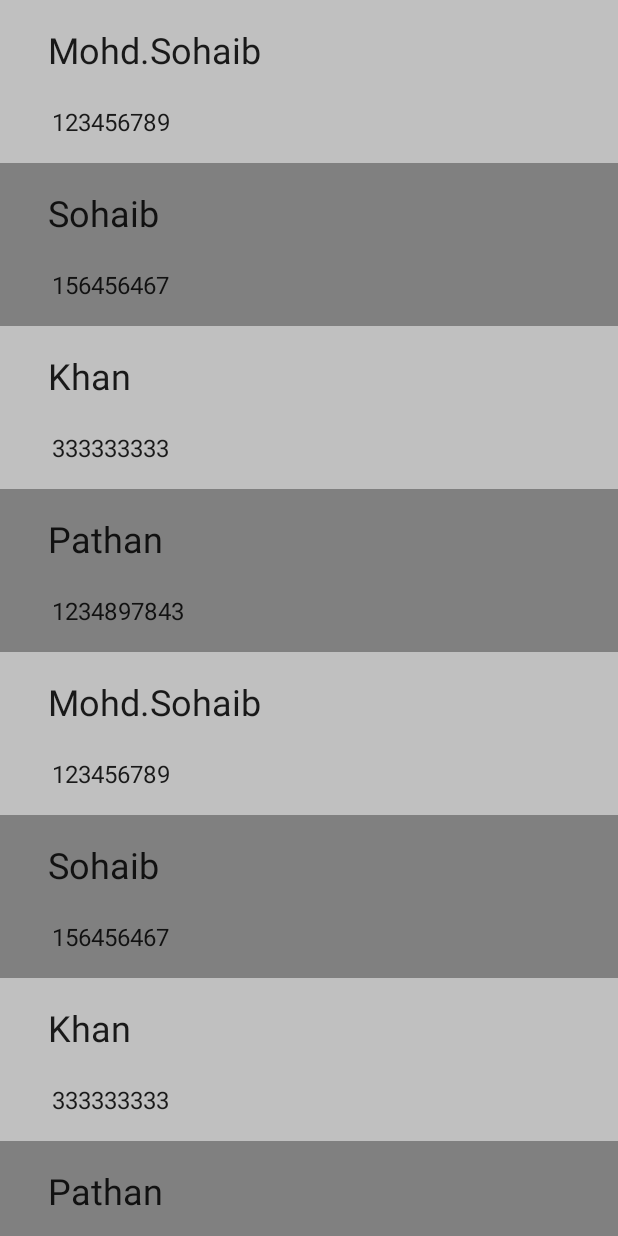
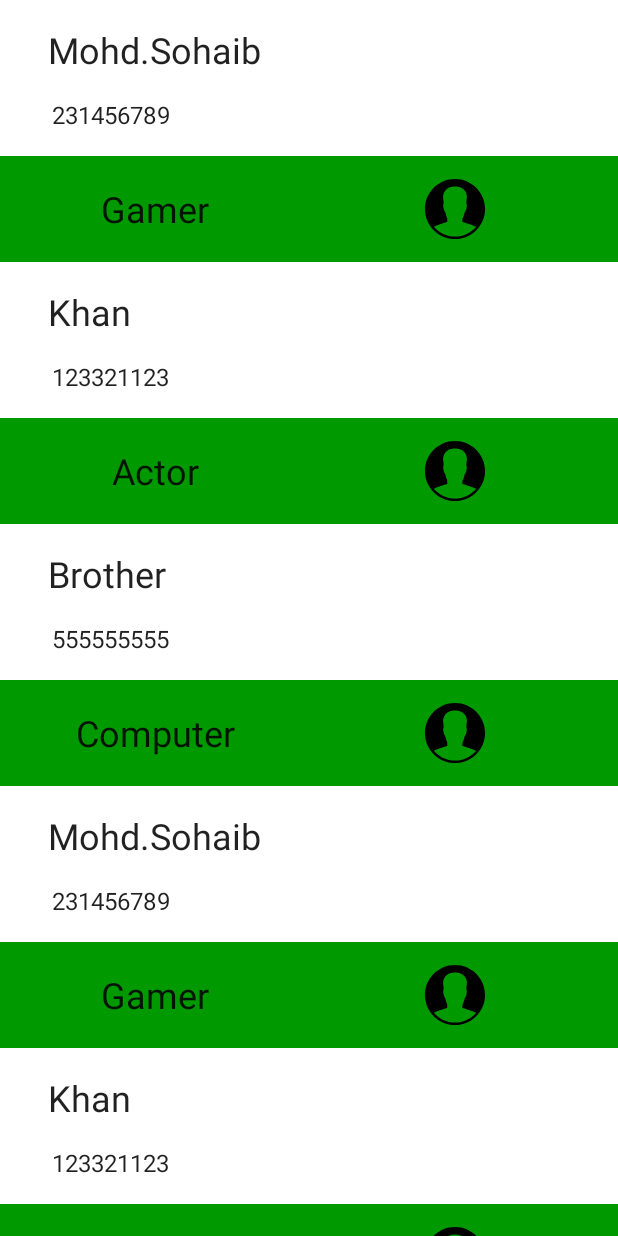
Before and after one commit to Mohd-Sohaib/MultipleView_RecycylerView, an Android app: the screen it shows after launch (MainActivity), on a phone screen of 412 x 824 dp. Run offline under Robolectric (Android 15) with nearby library versions, the phone set to English and light mode, and no system bars.

Commit message:
Add multiView and did some other changes

```diff
--- a/app/src/main/java/com/mohdsohaib/viewbindingrecyclerview/MainActivity.kt
+++ b/app/src/main/java/com/mohdsohaib/viewbindingrecyclerview/MainActivity.kt
@@ -3,28 +3,66 @@ package com.mohdsohaib.viewbindingrecyclerview
 import androidx.appcompat.app.AppCompatActivity
 import android.os.Bundle
 import androidx.recyclerview.widget.LinearLayoutManager
+import com.mohdsohaib.viewbindingrecyclerview.MyAdapter.Companion.FIRST_VIEW
+import com.mohdsohaib.viewbindingrecyclerview.MyAdapter.Companion.SECOND_VIEW
+import com.mohdsohaib.viewbindingrecyclerview.databinding.ActivityMainBinding
 import kotlinx.android.synthetic.main.activity_main.*
 
 class MainActivity : AppCompatActivity() {
+
+    private lateinit var binding: ActivityMainBinding
+
     override fun onCreate(savedInstanceState: Bundle?) {
         super.onCreate(savedInstanceState)
-        setContentView(R.layout.activity_main)
+        binding = ActivityMainBinding.inflate(layoutInflater)
+        setContentView(binding.root)
+        initView()
+    }
 
-        val contactObjects = mutableListOf<contact>()
-        contactObjects.add(contact("Mohd.Sohaib", 123456789))
-        contactObjects.add(contact("Sohaib", 156456467))
-        contactObjects.add(contact("Khan", 333333333))
-        contactObjects.add(contact("Pathan", 1234897843))
-        contactObjects.add(contact("Mohd.Sohaib", 123456789))
-        contactObjects.add(contact("Sohaib", 156456467))
-        contactObjects.add(contact("Khan", 333333333))
-        contactObjects.add(contact("Pathan", 1234897843))
-        contactObjects.add(contact("Mohd.Sohaib", 123456789))
-        contactObjects.add(contact("Sohaib", 156456467))
-        contactObjects.add(contact("Khan", 333333333))
-        contactObjects.add(contact("Pathan", 1234897843))
-        contact_list.adapter = MyAdapter(contactObjects)
-        contact_list.layoutManager = LinearLayoutManager(this)
+    private fun initView() {
+         binding.recyclerView.layoutManager = LinearLayoutManager(this@MainActivity)
+         binding.recyclerView.adapter = MyAdapter(getList())
+    }
 
+    private fun getList() : List<contact_data>{
+        return listOf(
+            contact_data(FIRST_VIEW, "Mohd.Sohaib", 231456789, "Coder"),
+            contact_data(SECOND_VIEW,"Sohaib",963258741,"Gamer"),
+            contact_data(FIRST_VIEW, "Khan", 123321123, "Student"),
+            contact_data(SECOND_VIEW,"Pathan",999999999,"Actor"),
+            contact_data(FIRST_VIEW, "Brother",555555555,"Bhai"),
+            contact_data(SECOND_VIEW, "Dell", 111111111, "Computer"),
+            contact_data(FIRST_VIEW, "Mohd.Sohaib", 231456789, "Coder"),
+            contact_data(SECOND_VIEW,"Sohaib",963258741,"Gamer"),
+            contact_data(FIRST_VIEW, "Khan", 123321123, "Student"),
+            contact_data(SECOND_VIEW,"Pathan",999999999,"Actor"),
+            contact_data(FIRST_VIEW, "Brother",555555555,"Bhai"),
+            contact_data(SECOND_VIEW, "Dell", 111111111, "Computer"),
+            contact_data(FIRST_VIEW, "Mohd.Sohaib", 231456789, "Coder"),
+            contact_data(SECOND_VIEW,"Sohaib",963258741,"Gamer"),
+            contact_data(FIRST_VIEW, "Khan", 123321123, "Student"),
+            contact_data(SECOND_VIEW,"Pathan",999999999,"Actor"),
+            contact_data(FIRST_VIEW, "Brother",555555555,"Bhai"),
+            contact_data(SECOND_VIEW, "Dell", 111111111, "Computer"),
+            contact_data(FIRST_VIEW, "Mohd.Sohaib", 231456789, "Coder"),
+            contact_data(SECOND_VIEW,"Sohaib",963258741,"Gamer"),
+            contact_data(FIRST_VIEW, "Khan", 123321123, "Student"),
+            contact_data(SECOND_VIEW,"Pathan",999999999,"Actor"),
+            contact_data(FIRST_VIEW, "Brother",555555555,"Bhai"),
+            contact_data(SECOND_VIEW, "Dell", 111111111, "Computer"),
+            contact_data(FIRST_VIEW, "Mohd.Sohaib", 231456789, "Coder"),
+            contact_data(SECOND_VIEW,"Sohaib",963258741,"Gamer"),
+            contact_data(FIRST_VIEW, "Khan", 123321123, "Student"),
+            contact_data(SECOND_VIEW,"Pathan",999999999,"Actor"),
+            contact_data(FIRST_VIEW, "Brother",555555555,"Bhai"),
+            contact_data(SECOND_VIEW, "Dell", 111111111, "Computer"),
+            contact_data(FIRST_VIEW, "Mohd.Sohaib", 231456789, "Coder"),
+            contact_data(SECOND_VIEW,"Sohaib",963258741,"Gamer"),
+            contact_data(FIRST_VIEW, "Khan", 123321123, "Student"),
+            contact_data(SECOND_VIEW,"Pathan",999999999,"Actor"),
+            contact_data(FIRST_VIEW, "Brother",555555555,"Bhai"),
+            contact_data(SECOND_VIEW, "Dell", 111111111, "Computer"),
+
+        )
     }
 }
--- a/app/src/main/java/com/mohdsohaib/viewbindingrecyclerview/MyAdapter.kt
+++ b/app/src/main/java/com/mohdsohaib/viewbindingrecyclerview/MyAdapter.kt
@@ -4,30 +4,41 @@ import android.graphics.Color
 import android.view.LayoutInflater
 import android.view.View
 import android.view.ViewGroup
+import androidx.recyclerview.widget.RecyclerView
 import androidx.recyclerview.widget.RecyclerView.Adapter
 import androidx.recyclerview.widget.RecyclerView.ViewHolder
-import kotlinx.android.synthetic.main.item_view.view.*
+import com.mohdsohaib.viewbindingrecyclerview.databinding.ItemView1Binding
+import com.mohdsohaib.viewbindingrecyclerview.databinding.ItemView2Binding
+import kotlinx.android.synthetic.main.item_view_1.view.*
 
-class MyAdapter(val contacts: List<contact>) : Adapter<MyAdapter.MyViewHolder>() {
-    override fun onCreateViewHolder(parent: ViewGroup, viewType: Int): MyViewHolder {
-        val inflater = LayoutInflater.from(parent.context)
-        val view = inflater.inflate(R.layout.item_view, parent,false)
-        return MyViewHolder(view)
+class MyAdapter(val contacts: List<contact_data>) : Adapter<ViewHolder>() {
+
+    companion object{
+        const val FIRST_VIEW = 1
+        const val SECOND_VIEW = 2
     }
-    override fun onBindViewHolder(holder: MyViewHolder, position: Int) {
-        holder.itemView.contact_name.text = contacts[position].name
-        holder.itemView.contact_number.text = contacts[position].number.toString()
-        var color = "#808080"
-        if(position%2==0){
-            color = "#C0C0C0"
+    override fun onCreateViewHolder(parent: ViewGroup, viewType: Int): ViewHolder {
+         return when(viewType){
+             FIRST_VIEW -> RecyclerViewHolderONE(ItemView1Binding.inflate(LayoutInflater.from(parent.context),parent,false))
+             SECOND_VIEW -> RecyclerViewHolderSECOND(ItemView2Binding.inflate(LayoutInflater.from(parent.context),parent,false))
+             else -> throw IllegalArgumentException("Invalid Item Type")
+         }
+    }
+
+    override fun onBindViewHolder(holder: ViewHolder, position: Int) {
+        return when(contacts[position].theItemView){
+            FIRST_VIEW -> (holder as RecyclerViewHolderONE).bind(contacts[position])
+            SECOND_VIEW -> (holder as RecyclerViewHolderSECOND).bind(contacts[position])
+            else -> throw IllegalStateException("Invalid Item Type")
         }
-        holder.itemView.container.setBackgroundColor(Color.parseColor(color))
     }
 
     override fun getItemCount(): Int {
         return contacts.size
     }
 
-    class MyViewHolder(itemView: View) : ViewHolder(itemView) {
+    override fun getItemViewType(position: Int): Int {
+         return contacts[position].theItemView
     }
+
 }
--- /dev/null
+++ b/app/src/main/java/com/mohdsohaib/viewbindingrecyclerview/RecyclerViewHolderONE.kt
@@ -0,0 +1,12 @@
+package com.mohdsohaib.viewbindingrecyclerview
+
+import androidx.recyclerview.widget.RecyclerView.ViewHolder
+import com.mohdsohaib.viewbindingrecyclerview.databinding.ItemView1Binding
+
+class RecyclerViewHolderONE(private val binding: ItemView1Binding) : ViewHolder(binding.root) {
+
+    fun bind(contactData: contact_data){
+        binding.contactName.text = contactData.name
+        binding.contactNumber.text = contactData.number.toString()
+    }
+}
--- /dev/null
+++ b/app/src/main/java/com/mohdsohaib/viewbindingrecyclerview/RecyclerViewHolderSECOND.kt
@@ -0,0 +1,11 @@
+package com.mohdsohaib.viewbindingrecyclerview
+
+import androidx.recyclerview.widget.RecyclerView.ViewHolder
+import com.mohdsohaib.viewbindingrecyclerview.databinding.ItemView2Binding
+
+class RecyclerViewHolderSECOND(private val binding: ItemView2Binding) : ViewHolder(binding.root) {
+
+    fun bind(contactData: contact_data){
+         binding.contactOccupation.text = contactData.occupation
+    }
+}
--- a/app/src/main/java/com/mohdsohaib/viewbindingrecyclerview/contact.kt
+++ /dev/null
@@ -1,3 +0,0 @@
-package com.mohdsohaib.viewbindingrecyclerview
-
-data class contact(val name: String , val number: Int)
--- /dev/null
+++ b/app/src/main/java/com/mohdsohaib/viewbindingrecyclerview/contact_data.kt
@@ -0,0 +1,3 @@
+package com.mohdsohaib.viewbindingrecyclerview
+
+data class contact_data(val theItemView: Int, val name: String, val number: Int, val occupation: String)
--- a/app/src/main/res/layout/activity_main.xml
+++ b/app/src/main/res/layout/activity_main.xml
@@ -4,7 +4,7 @@
     xmlns:tools="http://schemas.android.com/tools"
     android:layout_width="match_parent"
     android:layout_height="match_parent"
-    android:id="@+id/contact_list"
+    android:id="@+id/recyclerView"
     tools:context=".MainActivity">
 
 </androidx.recyclerview.widget.RecyclerView>
--- a/app/src/main/res/layout/item_view.xml
+++ b/app/src/main/res/layout/item_view_1.xml
@@ -15,7 +15,7 @@
             android:layout_width="match_parent"
             android:layout_height="wrap_content"
             android:padding="5dp"
-            android:layout_marginLeft="15dp"
+            android:layout_marginStart="15dp"
             android:text="TextView" />
 
         <TextView
@@ -24,8 +24,8 @@
             android:layout_width="match_parent"
             android:layout_height="wrap_content"
             android:padding="5dp"
-            android:layout_marginTop="10dp"
-            android:layout_marginLeft="18dp"
+            android:layout_marginTop="5dp"
+            android:layout_marginStart="18dp"
             android:text="TextView" />
 
     </LinearLayout>
--- /dev/null
+++ b/app/src/main/res/layout/item_view_2.xml
@@ -0,0 +1,28 @@
+<?xml version="1.0" encoding="utf-8"?>
+<LinearLayout xmlns:android="http://schemas.android.com/apk/res/android"
+    xmlns:app="http://schemas.android.com/apk/res-auto"
+    android:orientation="horizontal"
+    android:layout_width="match_parent"
+    android:layout_height="wrap_content"
+    android:padding="5dp"
+    android:background="#090">
+
+    <TextView
+        android:id="@+id/contact_occupation"
+        style="@style/TextAppearance.AppCompat.Headline"
+        android:layout_width="180sp"
+        android:layout_height="wrap_content"
+        android:layout_gravity="center"
+        android:layout_marginStart="8dp"
+        android:padding="5dp"
+        android:text="TextView"
+        android:textAlignment="center" />
+
+    <ImageView
+        android:id="@+id/imageView"
+        android:layout_width="60dp"
+        android:layout_height="60dp"
+        android:layout_marginHorizontal="80dp"
+        android:padding="5dp"
+        app:srcCompat="@drawable/contact_icon" />
+</LinearLayout>
```
